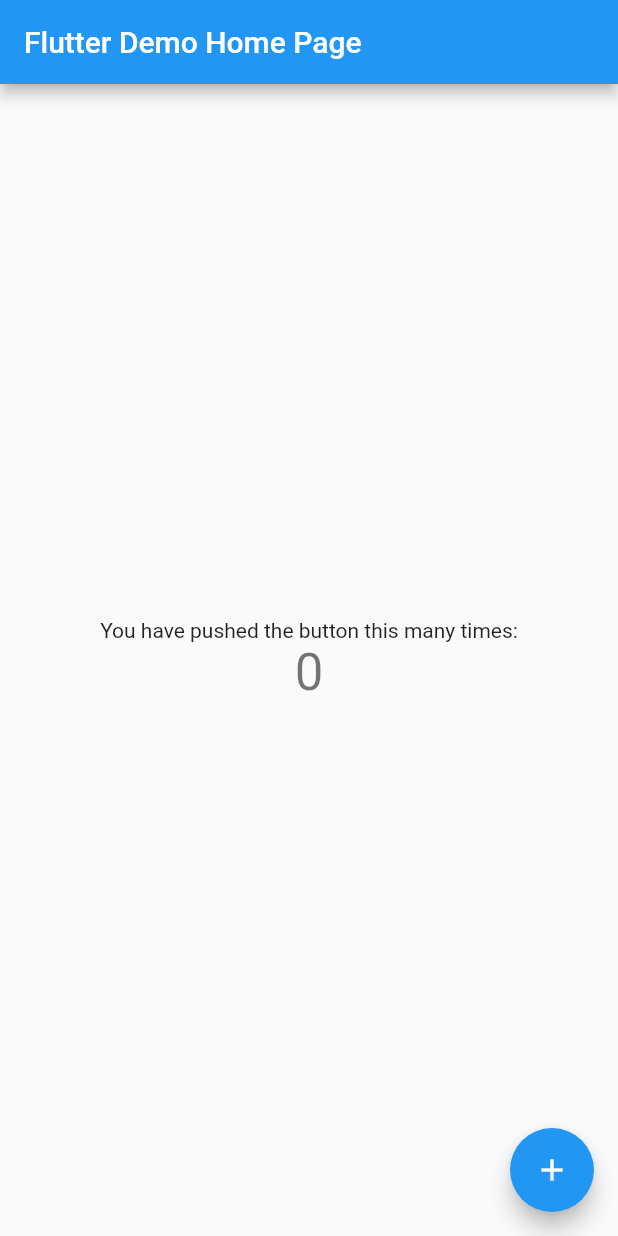
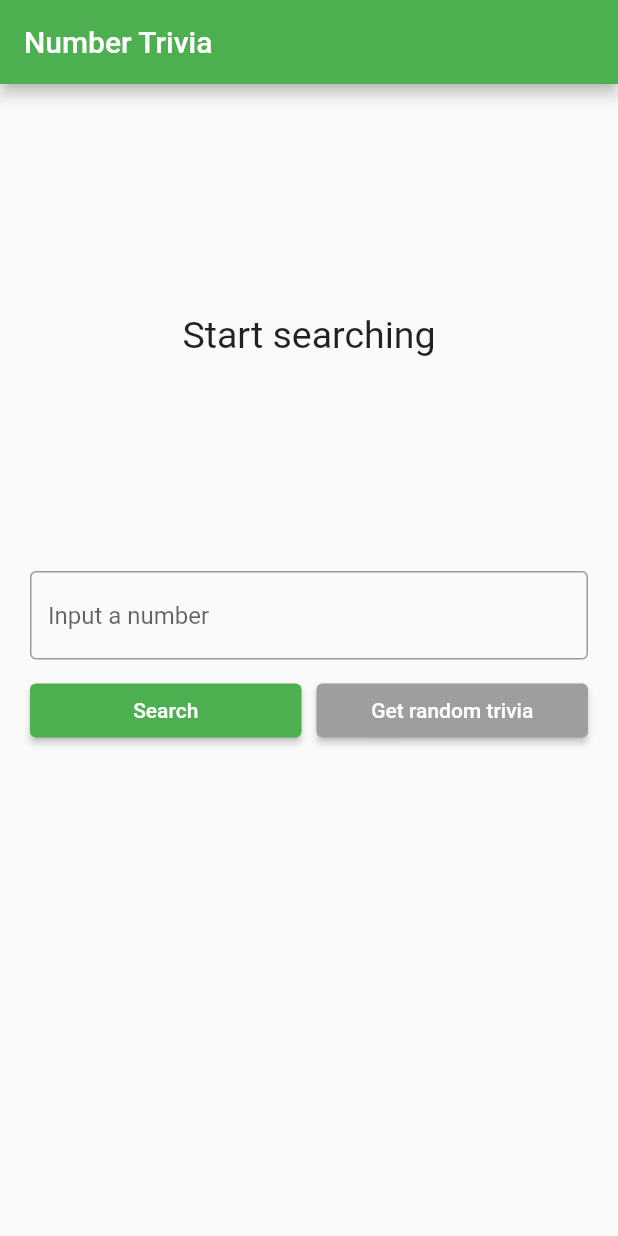
Before and after one commit to rizqyfahmi/Flutter-Clean-Architecture-TDD, a Flutter app: the screen it shows after launch, on a phone screen of 412 x 824 dp. Run offline on Flutter 3.47's test engine with Material 2 defaults, Android fonts, the phone set to English and light mode, and no system bars; our stand-ins replace bloc, dartz, equatable, flutter_bloc, get_it, internet_connection_checker and 1 more.

Commit message:
Build NumberTriviaPage with its components

```diff
--- /dev/null
+++ b/lib/features/number_trivia/presentation/pages/number_trivia_page.dart
@@ -0,0 +1,57 @@
+import 'package:flutter/material.dart';
+import 'package:flutter_bloc/flutter_bloc.dart';
+import 'package:number_trivia/features/number_trivia/presentation/bloc/number_trivia_bloc.dart';
+import 'package:number_trivia/features/number_trivia/presentation/widgets/loading_widget.dart';
+import 'package:number_trivia/features/number_trivia/presentation/widgets/message_display.dart';
+import 'package:number_trivia/features/number_trivia/presentation/widgets/trivia_controls.dart';
+import 'package:number_trivia/features/number_trivia/presentation/widgets/trivia_display.dart';
+import 'package:number_trivia/injection_container.dart';
+
+class NumberTriviaPage extends StatelessWidget {
+  const NumberTriviaPage({Key? key}) : super(key: key);
+
+  @override
+  Widget build(BuildContext context) {
+    return Scaffold(
+      appBar: AppBar(
+        title: Text('Number Trivia'),
+      ),
+      body: buildBody(context),
+    );
+  }
+
+  BlocProvider<NumberTriviaBloc> buildBody(BuildContext context) {
+    return BlocProvider(
+      create: (_) => sl<NumberTriviaBloc>(),
+      child: Center(
+        child: Padding(
+          padding: const EdgeInsets.all(20),
+          child: Column(
+            children: [
+              SizedBox(height: 10),
+              BlocBuilder<NumberTriviaBloc, NumberTriviaState>(
+                builder: (context, state) {
+                  if (state is Empty) {
+                    return MessageDisplay(message: 'Start searching');
+                  } else if (state is Loading) {
+                    return LoadingWidget();
+                  } else if (state is Loaded) {
+                    return TriviaDisplay(numberTrivia: state.trivia);
+                  } else if (state is Error) {
+                    return MessageDisplay(message: state.message);
+                  }
+                  return Container(
+                    height: MediaQuery.of(context).size.height / 3,
+                    child: Placeholder(),
+                  );
+                },
+              ),
+              SizedBox(height: 20),
+              TriviaControls(),
+            ],
+          ),
+        ),
+      ),
+    );
+  }
+}
--- /dev/null
+++ b/lib/features/number_trivia/presentation/widgets/message_display.dart
@@ -0,0 +1,24 @@
+import 'package:flutter/material.dart';
+
+class MessageDisplay extends StatelessWidget {
+  final String message;
+
+  const MessageDisplay({Key? key, required this.message}) : super(key: key);
+
+  @override
+  Widget build(BuildContext context) {
+    return Container(
+      // Third of the size of the screen
+      height: MediaQuery.of(context).size.height / 3,
+      child: Center(
+        child: SingleChildScrollView(
+          child: Text(
+            message,
+            style: const TextStyle(fontSize: 25),
+            textAlign: TextAlign.center,
+          ),
+        ),
+      ),
+    );
+  }
+}
--- /dev/null
+++ b/lib/features/number_trivia/presentation/widgets/trivia_controls.dart
@@ -0,0 +1,70 @@
+import 'package:flutter/material.dart';
+import 'package:flutter_bloc/flutter_bloc.dart';
+import 'package:number_trivia/features/number_trivia/presentation/bloc/number_trivia_bloc.dart';
+
+class TriviaControls extends StatefulWidget {
+  const TriviaControls({
+    Key? key,
+  }) : super(key: key);
+
+  @override
+  State<TriviaControls> createState() => _TriviaControlsState();
+}
+
+class _TriviaControlsState extends State<TriviaControls> {
+  final controller = TextEditingController();
+  late String inputStr;
+
+  @override
+  Widget build(BuildContext context) {
+    return Column(
+      children: [
+        TextField(
+          controller: controller,
+          keyboardType: TextInputType.number,
+          decoration: InputDecoration(
+            border: OutlineInputBorder(),
+            hintText: 'Input a number',
+          ),
+          onChanged: (value) {
+            inputStr = value;
+          },
+          onSubmitted: (_) {
+            addConcrete();
+          },
+        ),
+        SizedBox(height: 10),
+        Row(
+          children: [
+            Expanded(
+              child: ElevatedButton(
+                child: Text('Search'),
+                onPressed: addConcrete,
+              ),
+            ),
+            SizedBox(width: 10),
+            Expanded(
+              child: ElevatedButton(
+                style: ElevatedButton.styleFrom(
+                  primary: Colors.grey.shade500,
+                ),
+                child: Text('Get random trivia'),
+                onPressed: addRandom,
+              ),
+            ),
+          ],
+        )
+      ],
+    );
+  }
+
+  void addConcrete() {
+    controller.clear();
+    context.read<NumberTriviaBloc>().add(GetTriviaForConcreteNumber(inputStr));
+  }
+
+  void addRandom() {
+    controller.clear();
+    context.read<NumberTriviaBloc>().add(GetTriviaForRandomNumber());
+  }
+}
--- a/lib/main.dart
+++ b/lib/main.dart
@@ -1,6 +1,10 @@
 import 'package:flutter/material.dart';
+import 'package:number_trivia/features/number_trivia/presentation/pages/number_trivia_page.dart';
+import 'injection_container.dart' as di;
 
-void main() {
+void main() async {
+  WidgetsFlutterBinding.ensureInitialized();
+  await di.init();
   runApp(const MyApp());
 }
 
@@ -11,105 +15,11 @@ class MyApp extends StatelessWidget {
   @override
   Widget build(BuildContext context) {
     return MaterialApp(
-      title: 'Flutter Demo',
+      title: 'Number Trivia',
       theme: ThemeData(
-        // This is the theme of your application.
-        //
-        // Try running your application with "flutter run". You'll see the
-        // application has a blue toolbar. Then, without quitting the app, try
-        // changing the primarySwatch below to Colors.green and then invoke
-        // "hot reload" (press "r" in the console where you ran "flutter run",
-        // or simply save your changes to "hot reload" in a Flutter IDE).
-        // Notice that the counter didn't reset back to zero; the application
-        // is not restarted.
-        primarySwatch: Colors.blue,
+        primarySwatch: Colors.green,
       ),
-      home: const MyHomePage(title: 'Flutter Demo Home Page'),
+      home: const NumberTriviaPage(),
     );
   }
 }
-
-class MyHomePage extends StatefulWidget {
-  const MyHomePage({Key? key, required this.title}) : super(key: key);
-
-  // This widget is the home page of your application. It is stateful, meaning
-  // that it has a State object (defined below) that contains fields that affect
-  // how it looks.
-
-  // This class is the configuration for the state. It holds the values (in this
-  // case the title) provided by the parent (in this case the App widget) and
-  // used by the build method of the State. Fields in a Widget subclass are
-  // always marked "final".
-
-  final String title;
-
-  @override
-  State<MyHomePage> createState() => _MyHomePageState();
-}
-
-class _MyHomePageState extends State<MyHomePage> {
-  int _counter = 0;
-
-  void _incrementCounter() {
-    setState(() {
-      // This call to setState tells the Flutter framework that something has
-      // changed in this State, which causes it to rerun the build method below
-      // so that the display can reflect the updated values. If we changed
-      // _counter without calling setState(), then the build method would not be
-      // called again, and so nothing would appear to happen.
-      _counter++;
-    });
-  }
-
-  @override
-  Widget build(BuildContext context) {
-    // This method is rerun every time setState is called, for instance as done
-    // by the _incrementCounter method above.
-    //
-    // The Flutter framework has been optimized to make rerunning build methods
-    // fast, so that you can just rebuild anything that needs updating rather
-    // than having to individually change instances of widgets.
-    return Scaffold(
-      appBar: AppBar(
-        // Here we take the value from the MyHomePage object that was created by
-        // the App.build method, and use it to set our appbar title.
-        title: Text(widget.title),
-      ),
-      body: Center(
-        // Center is a layout widget. It takes a single child and positions it
-        // in the middle of the parent.
-        child: Column(
-          // Column is also a layout widget. It takes a list of children and
-          // arranges them vertically. By default, it sizes itself to fit its
-          // children horizontally, and tries to be as tall as its parent.
-          //
-          // Invoke "debug painting" (press "p" in the console, choose the
-          // "Toggle Debug Paint" action from the Flutter Inspector in Android
-          // Studio, or the "Toggle Debug Paint" command in Visual Studio Code)
-          // to see the wireframe for each widget.
-          //
-          // Column has various properties to control how it sizes itself and
-          // how it positions its children. Here we use mainAxisAlignment to
-          // center the children vertically; the main axis here is the vertical
-          // axis because Columns are vertical (the cross axis would be
-          // horizontal).
-          mainAxisAlignment: MainAxisAlignment.center,
-          children: <Widget>[
-            const Text(
-              'You have pushed the button this many times:',
-            ),
-            Text(
-              '$_counter',
-              style: Theme.of(context).textTheme.headline4,
-            ),
-          ],
-        ),
-      ),
-      floatingActionButton: FloatingActionButton(
-        onPressed: _incrementCounter,
-        tooltip: 'Increment',
-        child: const Icon(Icons.add),
-      ), // This trailing comma makes auto-formatting nicer for build methods.
-    );
-  }
-}
```
Also changed, not shown: lib/features/number_trivia/presentation/widgets/loading_widget.dart (added, +17 -0 lines), lib/features/number_trivia/presentation/widgets/trivia_display.dart (added, +31 -0 lines).
